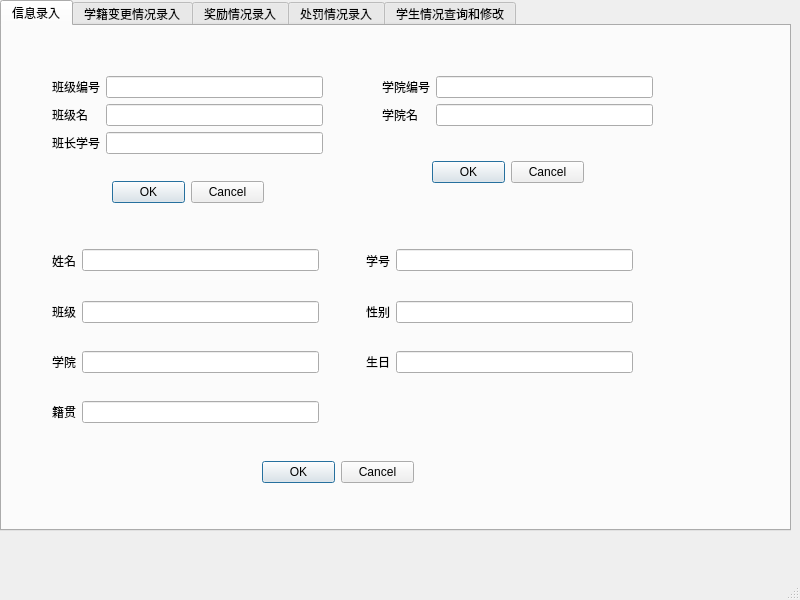
Old version of the form mainwindow.ui in the repository rileychc/StuInfoManage.
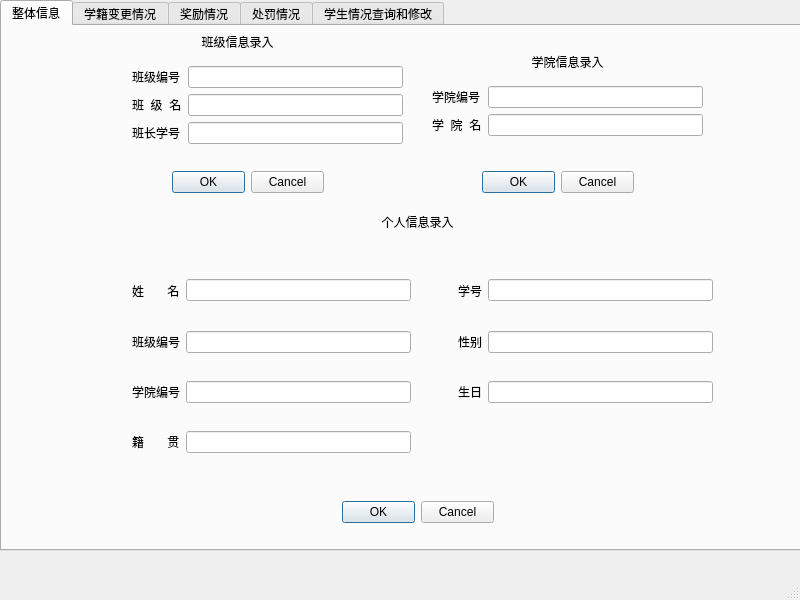
New version of the form. The open tabs and pages were chosen to show the change.

The edit to the form file:
```diff
--- a/mainwindow.ui
+++ b/mainwindow.ui
@@ -19,8 +19,8 @@
      <rect>
       <x>0</x>
       <y>0</y>
-      <width>791</width>
-      <height>531</height>
+      <width>801</width>
+      <height>551</height>
      </rect>
     </property>
     <property name="currentIndex">
@@ -28,13 +28,13 @@
     </property>
     <widget class="QWidget" name="tab">
      <attribute name="title">
-      <string>信息录入</string>
+      <string>整体信息</string>
      </attribute>
      <widget class="QWidget" name="formLayoutWidget">
       <property name="geometry">
        <rect>
-        <x>50</x>
-        <y>50</y>
+        <x>130</x>
+        <y>40</y>
         <width>271</width>
         <height>95</height>
        </rect>
@@ -59,7 +59,7 @@
        <item row="2" column="0">
         <widget class="QLabel" name="label_2">
          <property name="text">
-          <string>班级名</string>
+          <string>班  级  名</string>
          </property>
         </widget>
        </item>
@@ -75,8 +75,8 @@
      <widget class="QWidget" name="formLayoutWidget_2">
       <property name="geometry">
        <rect>
-        <x>380</x>
-        <y>50</y>
+        <x>430</x>
+        <y>60</y>
         <width>271</width>
         <height>64</height>
        </rect>
@@ -95,7 +95,7 @@
        <item row="2" column="0">
         <widget class="QLabel" name="label_5">
          <property name="text">
-          <string>学院名</string>
+          <string>学  院  名</string>
          </property>
         </widget>
        </item>
@@ -107,8 +107,8 @@
      <widget class="QWidget" name="gridLayoutWidget">
       <property name="geometry">
        <rect>
-        <x>50</x>
-        <y>200</y>
+        <x>130</x>
+        <y>230</y>
         <width>581</width>
         <height>221</height>
        </rect>
@@ -127,7 +127,7 @@
        <item row="0" column="0">
         <widget class="QLabel" name="label_6">
          <property name="text">
-          <string>姓名</string>
+          <string>姓       名</string>
          </property>
         </widget>
        </item>
@@ -182,21 +182,21 @@
        <item row="1" column="0">
         <widget class="QLabel" name="label_10">
          <property name="text">
-          <string>班级</string>
+          <string>班级编号</string>
          </property>
         </widget>
        </item>
        <item row="2" column="0">
         <widget class="QLabel" name="label_11">
          <property name="text">
-          <string>学院</string>
+          <string>学院编号</string>
          </property>
         </widget>
        </item>
        <item row="3" column="0">
         <widget class="QLabel" name="label_12">
          <property name="text">
-          <string>籍贯</string>
+          <string>籍       贯</string>
          </property>
         </widget>
        </item>
@@ -205,8 +205,8 @@
      <widget class="QDialogButtonBox" name="cls_ar">
       <property name="geometry">
        <rect>
-        <x>110</x>
-        <y>150</y>
+        <x>170</x>
+        <y>140</y>
         <width>152</width>
         <height>32</height>
        </rect>
@@ -218,8 +218,8 @@
      <widget class="QDialogButtonBox" name="depa_ar">
       <property name="geometry">
        <rect>
-        <x>430</x>
-        <y>130</y>
+        <x>480</x>
+        <y>140</y>
         <width>152</width>
         <height>32</height>
        </rect>
@@ -231,8 +231,8 @@
      <widget class="QDialogButtonBox" name="per_ar">
       <property name="geometry">
        <rect>
-        <x>260</x>
-        <y>430</y>
+        <x>340</x>
+        <y>470</y>
         <width>152</width>
         <height>32</height>
        </rect>
@@ -241,10 +241,58 @@
        <set>QDialogButtonBox::Cancel|QDialogButtonBox::Ok</set>
       </property>
      </widget>
+     <widget class="QLabel" name="label_29">
+      <property name="geometry">
+       <rect>
+        <x>180</x>
+        <y>0</y>
+        <width>111</width>
+        <height>31</height>
+       </rect>
+      </property>
+      <property name="text">
+       <string>班级信息录入</string>
+      </property>
+      <property name="alignment">
+       <set>Qt::AlignCenter</set>
+      </property>
+     </widget>
+     <widget class="QLabel" name="label_30">
+      <property name="geometry">
+       <rect>
+        <x>510</x>
+        <y>20</y>
+        <width>111</width>
+        <height>31</height>
+       </rect>
+      </property>
+      <property name="text">
+       <string>学院信息录入</string>
+      </property>
+      <property name="alignment">
+       <set>Qt::AlignCenter</set>
+      </property>
+     </widget>
+     <widget class="QLabel" name="label_31">
+      <property name="geometry">
+       <rect>
+        <x>360</x>
+        <y>180</y>
+        <width>111</width>
+        <height>31</height>
+       </rect>
+      </property>
+      <property name="text">
+       <string>个人信息录入</string>
+      </property>
+      <property name="alignment">
+       <set>Qt::AlignCenter</set>
+      </property>
+     </widget>
     </widget>
     <widget class="QWidget" name="tab_3">
      <attribute name="title">
-      <string>学籍变更情况录入</string>
+      <string>学籍变更情况</string>
      </attribute>
      <widget class="QWidget" name="gridLayoutWidget_2">
       <property name="geometry">
@@ -340,7 +388,7 @@
     </widget>
     <widget class="QWidget" name="tab_4">
      <attribute name="title">
-      <string>奖励情况录入</string>
+      <string>奖励情况</string>
      </attribute>
      <widget class="QWidget" name="gridLayoutWidget_3">
       <property name="geometry">
@@ -436,7 +484,7 @@
     </widget>
     <widget class="QWidget" name="tab_5">
      <attribute name="title">
-      <string>处罚情况录入</string>
+      <string>处罚情况</string>
      </attribute>
      <widget class="QWidget" name="gridLayoutWidget_4">
       <property name="geometry">
```
Left out of the diff: 131 changed lines with no effect on the pictures.
